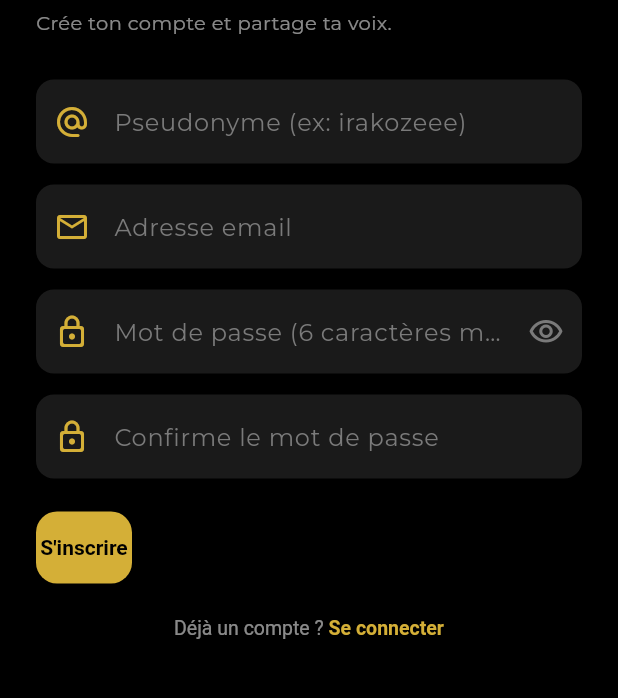
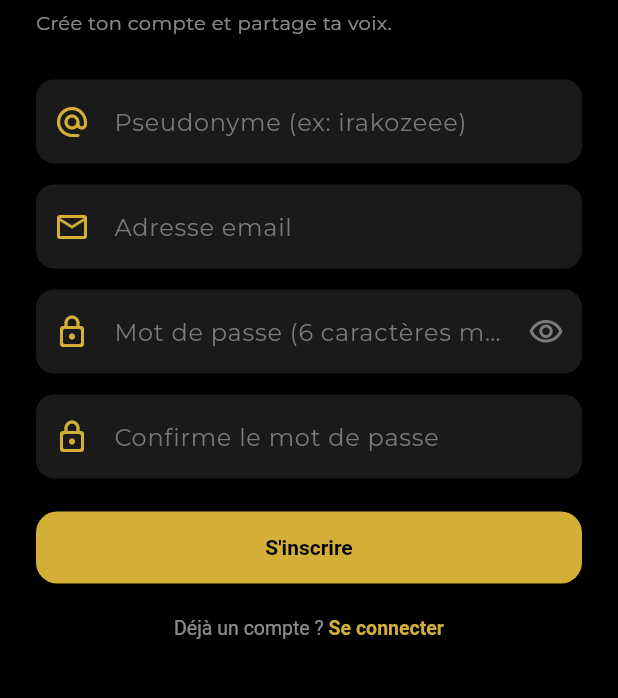
Before and after one commit to muhetoedengrace371240-prog/CLAUDE, a Flutter app: the RegisterScreen screen opened by its route, on a phone screen of 412 x 824 dp, the part 207-905 px from its top. Run offline on Flutter 3.47's test engine with Material 3 defaults, Android fonts, the phone set to English and light mode, and no system bars; our stand-ins replace cached_network_image, camera, cloud_firestore, firebase_auth, firebase_core, firebase_messaging and 7 more; missing offline and left inert: video_thumbnail; accounts and stored records are empty.

Commit message:
Boutons Connexion et Inscription bien centres

```diff
--- a/lib/features/auth/register_screen.dart
+++ b/lib/features/auth/register_screen.dart
@@ -154,7 +154,9 @@ class _RegisterScreenState extends State<RegisterScreen> {
                   Text(_errorMessage!, style: const TextStyle(color: AppColors.error, fontSize: 13)),
                 ],
                 const SizedBox(height: 22),
-                ElevatedButton(
+                                SizedBox(
+                  width: double.infinity,
+                  child: ElevatedButton(
                     onPressed: _isLoading ? null : _submit,
                     child: _isLoading
                         ? const SizedBox(
@@ -162,7 +164,8 @@ class _RegisterScreenState extends State<RegisterScreen> {
                             width: 20,
                             child: CircularProgressIndicator(strokeWidth: 2.4, color: AppColors.black),
                           )
-                      : const Text("S'inscrire"),
+                        : const Text("S'inscrire", textAlign: TextAlign.center),
+                  ),
                 ),
                 const SizedBox(height: 22),
                 Center(
```
Also changed, not shown: lib/features/auth/login_screen.dart (+5 -2 lines). Lines whose indentation alone changed are shown as unchanged.
